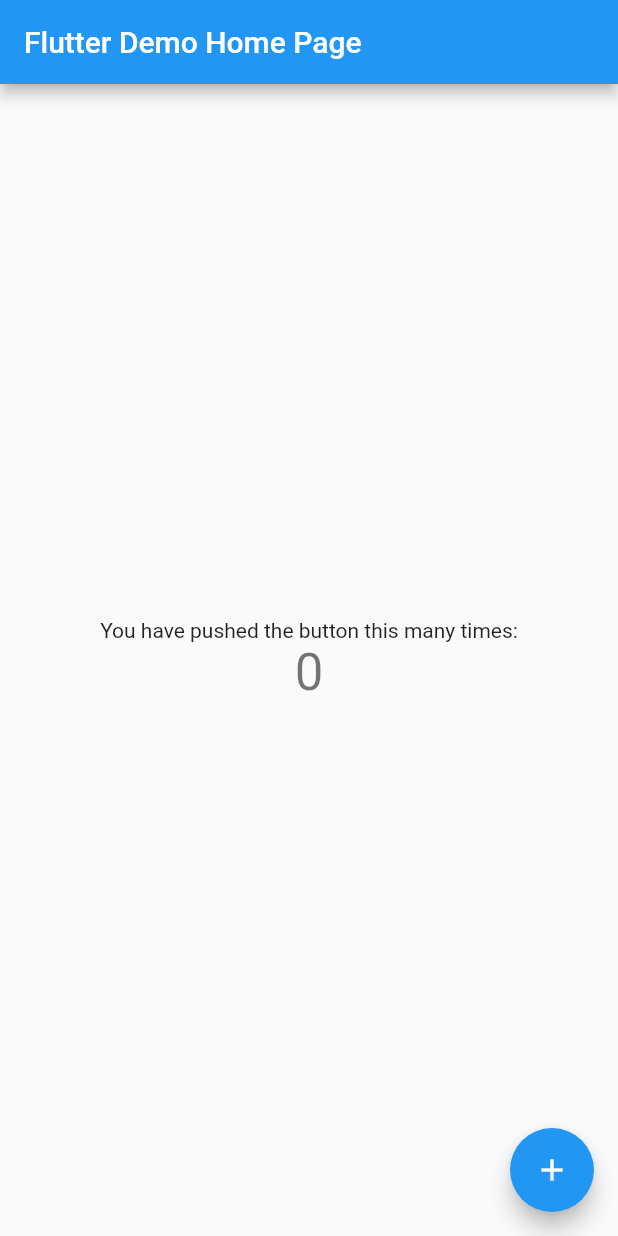
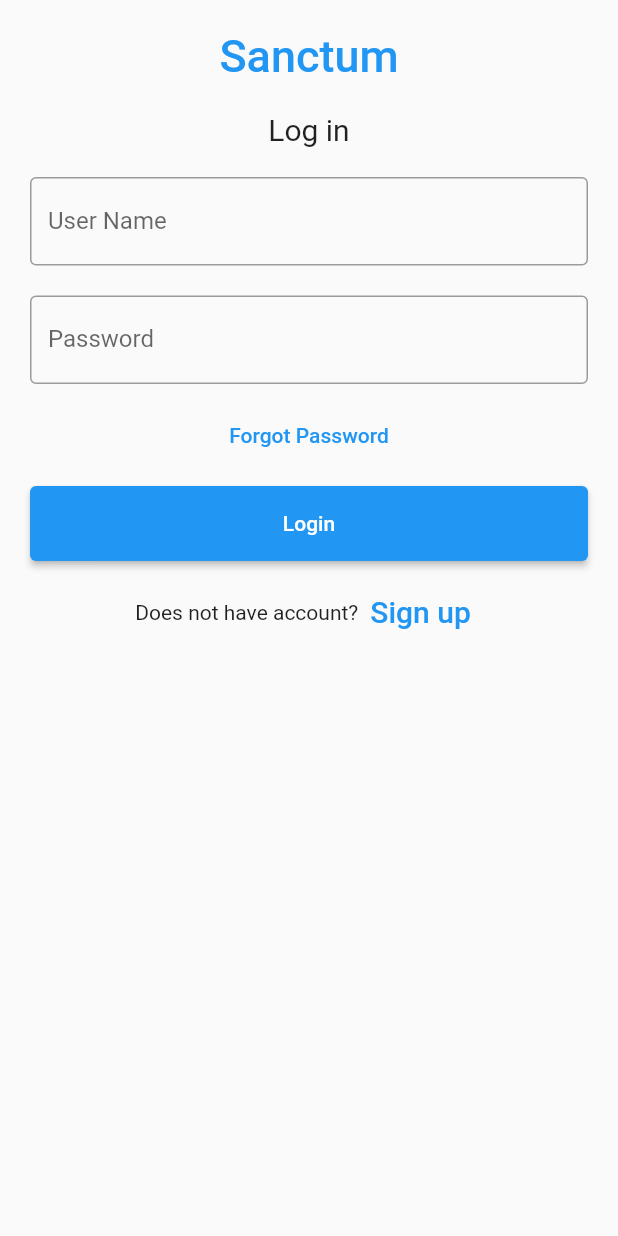
Before and after one commit to CodeForGhost/flutter_with_sanctum, a Flutter app: the screen it shows after launch, on a phone screen of 412 x 824 dp. Run offline on Flutter 3.47's test engine with Material 2 defaults, Android fonts, the phone set to English and light mode, and no system bars.

Commit message:
Sign up and Log in Screens done... Just for testing the sanctum

```diff
--- a/lib/main.dart
+++ b/lib/main.dart
@@ -1,4 +1,7 @@
 import 'package:flutter/material.dart';
+import 'package:flutter_with_sanctum/screens/home_screen.dart';
+import 'package:flutter_with_sanctum/screens/login_screen.dart';
+import 'package:flutter_with_sanctum/screens/signup_screen.dart';
 
 void main() {
   runApp(const MyApp());
@@ -13,103 +16,15 @@
     return MaterialApp(
       title: 'Flutter Demo',
       theme: ThemeData(
-        // This is the theme of your application.
-        //
-        // Try running your application with "flutter run". You'll see the
-        // application has a blue toolbar. Then, without quitting the app, try
-        // changing the primarySwatch below to Colors.green and then invoke
-        // "hot reload" (press "r" in the console where you ran "flutter run",
-        // or simply save your changes to "hot reload" in a Flutter IDE).
-        // Notice that the counter didn't reset back to zero; the application
-        // is not restarted.
         primarySwatch: Colors.blue,
       ),
-      home: const MyHomePage(title: 'Flutter Demo Home Page'),
+      initialRoute: '/',
+      routes: {
+        '/': (context) => const LoginScreen(),
+        // '/': (context) => const HomeScreen(),
+        // '/login': (context) => const LoginScreen(),
+        // '/signin': (context) => const SignInScreen()
+      },
     );
   }
 }
-
-class MyHomePage extends StatefulWidget {
-  const MyHomePage({Key? key, required this.title}) : super(key: key);
-
-  // This widget is the home page of your application. It is stateful, meaning
-  // that it has a State object (defined below) that contains fields that affect
-  // how it looks.
-
-  // This class is the configuration for the state. It holds the values (in this
-  // case the title) provided by the parent (in this case the App widget) and
-  // used by the build method of the State. Fields in a Widget subclass are
-  // always marked "final".
-
-  final String title;
-
-  @override
-  State<MyHomePage> createState() => _MyHomePageState();
-}
-
-class _MyHomePageState extends State<MyHomePage> {
-  int _counter = 0;
-
-  void _incrementCounter() {
-    setState(() {
-      // This call to setState tells the Flutter framework that something has
-      // changed in this State, which causes it to rerun the build method below
-      // so that the display can reflect the updated values. If we changed
-      // _counter without calling setState(), then the build method would not be
-      // called again, and so nothing would appear to happen.
-      _counter++;
-    });
-  }
-
-  @override
-  Widget build(BuildContext context) {
-    // This method is rerun every time setState is called, for instance as done
-    // by the _incrementCounter method above.
-    //
-    // The Flutter framework has been optimized to make rerunning build methods
-    // fast, so that you can just rebuild anything that needs updating rather
-    // than having to individually change instances of widgets.
-    return Scaffold(
-      appBar: AppBar(
-        // Here we take the value from the MyHomePage object that was created by
-        // the App.build method, and use it to set our appbar title.
-        title: Text(widget.title),
-      ),
-      body: Center(
-        // Center is a layout widget. It takes a single child and positions it
-        // in the middle of the parent.
-        child: Column(
-          // Column is also a layout widget. It takes a list of children and
-          // arranges them vertically. By default, it sizes itself to fit its
-          // children horizontally, and tries to be as tall as its parent.
-          //
-          // Invoke "debug painting" (press "p" in the console, choose the
-          // "Toggle Debug Paint" action from the Flutter Inspector in Android
-          // Studio, or the "Toggle Debug Paint" command in Visual Studio Code)
-          // to see the wireframe for each widget.
-          //
-          // Column has various properties to control how it sizes itself and
-          // how it positions its children. Here we use mainAxisAlignment to
-          // center the children vertically; the main axis here is the vertical
-          // axis because Columns are vertical (the cross axis would be
-          // horizontal).
-          mainAxisAlignment: MainAxisAlignment.center,
-          children: <Widget>[
-            const Text(
-              'You have pushed the button this many times:',
-            ),
-            Text(
-              '$_counter',
-              style: Theme.of(context).textTheme.headline4,
-            ),
-          ],
-        ),
-      ),
-      floatingActionButton: FloatingActionButton(
-        onPressed: _incrementCounter,
-        tooltip: 'Increment',
-        child: const Icon(Icons.add),
-      ), // This trailing comma makes auto-formatting nicer for build methods.
-    );
-  }
-}
--- /dev/null
+++ b/lib/screens/login_screen.dart
@@ -0,0 +1,95 @@
+import 'package:flutter/material.dart';
+
+class LoginScreen extends StatefulWidget {
+  const LoginScreen({Key? key}) : super(key: key);
+
+  @override
+  State<LoginScreen> createState() => _LoginScreenState();
+}
+
+class _LoginScreenState extends State<LoginScreen> {
+  TextEditingController _nameController = TextEditingController();
+  TextEditingController _passwordController = TextEditingController();
+  @override
+  Widget build(BuildContext context) {
+    return Scaffold(
+      body: Padding(
+          padding: const EdgeInsets.all(10),
+          child: ListView(
+            children: <Widget>[
+              Container(
+                  alignment: Alignment.center,
+                  padding: const EdgeInsets.all(10),
+                  child: const Text(
+                    'Sanctum',
+                    style: TextStyle(
+                        color: Colors.blue,
+                        fontWeight: FontWeight.w500,
+                        fontSize: 30),
+                  )),
+              Container(
+                  alignment: Alignment.center,
+                  padding: const EdgeInsets.all(10),
+                  child: const Text(
+                    'Log in',
+                    style: TextStyle(fontSize: 20),
+                  )),
+              Container(
+                padding: const EdgeInsets.all(10),
+                child: TextField(
+                  controller: _nameController,
+                  decoration: const InputDecoration(
+                    border: OutlineInputBorder(),
+                    labelText: 'User Name',
+                  ),
+                ),
+              ),
+              Container(
+                padding: const EdgeInsets.all(10),
+                child: TextField(
+                  obscureText: true,
+                  controller: _passwordController,
+                  decoration: const InputDecoration(
+                    border: OutlineInputBorder(),
+                    labelText: 'Password',
+                  ),
+                ),
+              ),
+              TextButton(
+                onPressed: () {
+                  //forgot password screen
+                },
+                child: const Text(
+                  'Forgot Password',
+                ),
+              ),
+              Container(
+                  height: 70,
+                  padding: const EdgeInsets.all(10),
+                  child: ElevatedButton(
+                    child: const Text('Login'),
+                    onPressed: () {
+                      print(_nameController.text);
+                      print(_passwordController.text);
+                    },
+                  )),
+              Row(
+                children: <Widget>[
+                  const Text('Does not have account?'),
+                  TextButton(
+                    child: const Text(
+                      'Sign up',
+                      style: TextStyle(fontSize: 20),
+                    ),
+                    onPressed: () {
+                      //signup screen
+                    },
+                  )
+                ],
+                mainAxisAlignment: MainAxisAlignment.center,
+              ),
+            ],
+          )),
+    );
+  }
+}
```
Also changed, not shown: lib/screens/home_screen.dart (added, +14 -0 lines), lib/screens/signup_screen.dart (added, +116 -0 lines).
